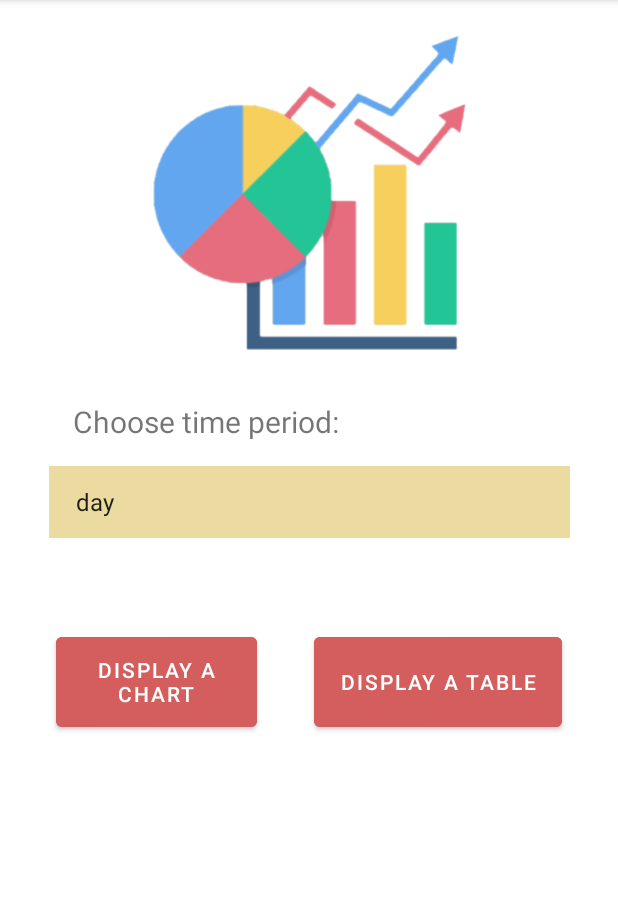
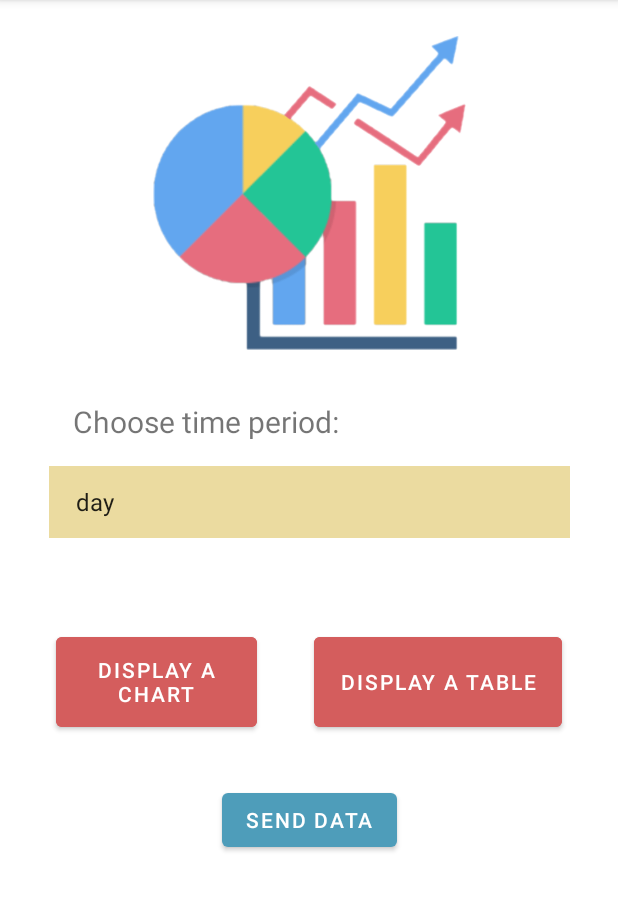
Before and after one commit to solskaklaudia/AppTimeStat, an Android app: the screen it shows after launch (MainActivity), on a phone screen of 412 x 824 dp, the part 84-995 px from its top. Run offline under Robolectric (Android 15) with nearby library versions, the phone set to English and light mode, and no system bars.

Commit message:
sending data to api

```diff
--- /dev/null
+++ b/app/src/main/java/com/example/apptimestat/APIService.kt
@@ -0,0 +1,20 @@
+package com.example.apptimestat
+
+import okhttp3.RequestBody
+import okhttp3.ResponseBody
+import retrofit2.Response
+import retrofit2.http.Body
+import retrofit2.http.GET
+import retrofit2.http.POST
+import retrofit2.http.Query
+
+interface APIService {
+    @POST("/")
+    suspend fun sendData(@Body requestBody: RequestBody): Response<ResponseBody>
+
+    @GET("/")
+    suspend fun getData(
+        @Query("user_id") userId: String?,
+        @Query("date_range") dateRange: Int?
+    ): Response<ResponseBody>
+}
--- a/app/src/main/res/layout/activity_main.xml
+++ b/app/src/main/res/layout/activity_main.xml
@@ -75,4 +75,17 @@
         app:layout_constraintTop_toTopOf="parent"
         app:srcCompat="@drawable/chart" />
 
+    <Button
+        android:id="@+id/button3"
+        android:layout_width="wrap_content"
+        android:layout_height="wrap_content"
+        android:layout_marginTop="24dp"
+        android:onClick="rawJSON"
+        android:text="@string/send_data"
+        app:layout_constraintBottom_toBottomOf="parent"
+        app:layout_constraintEnd_toEndOf="parent"
+        app:layout_constraintStart_toStartOf="parent"
+        app:layout_constraintTop_toBottomOf="@+id/button2"
+        app:layout_constraintVertical_bias="0.04" />
+
 </androidx.constraintlayout.widget.ConstraintLayout>
--- a/app/src/main/res/values/strings.xml
+++ b/app/src/main/res/values/strings.xml
@@ -5,4 +5,5 @@
     <string name="button_table">Display a table</string>
     <string name="chart_title">Top 5 apps average time usage in the last "</string>
     <string name="table_title">Top 10 apps statistics usage in the last "</string>
+    <string name="send_data">Send data</string>
 </resources>
```
Also changed, not shown: app/build.gradle (+9 -0 lines), app/src/main/AndroidManifest.xml (+6 -2 lines), app/src/main/java/com/example/apptimestat/DisplayChartActivity.kt (+53 -2 lines), app/src/main/java/com/example/apptimestat/MainActivity.kt (+81 -0 lines).
